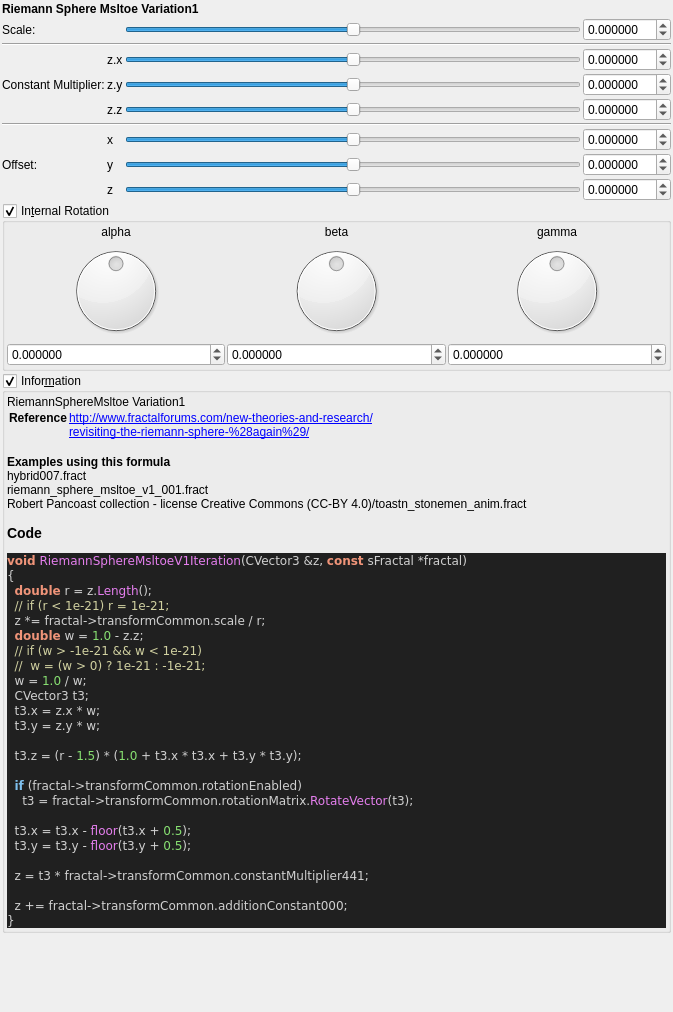
Qt form mandelbulber2/formula/ui/fractal_riemann_sphere_msltoe_v1.ui (buddhi1980/mandelbulber2) before a commit.
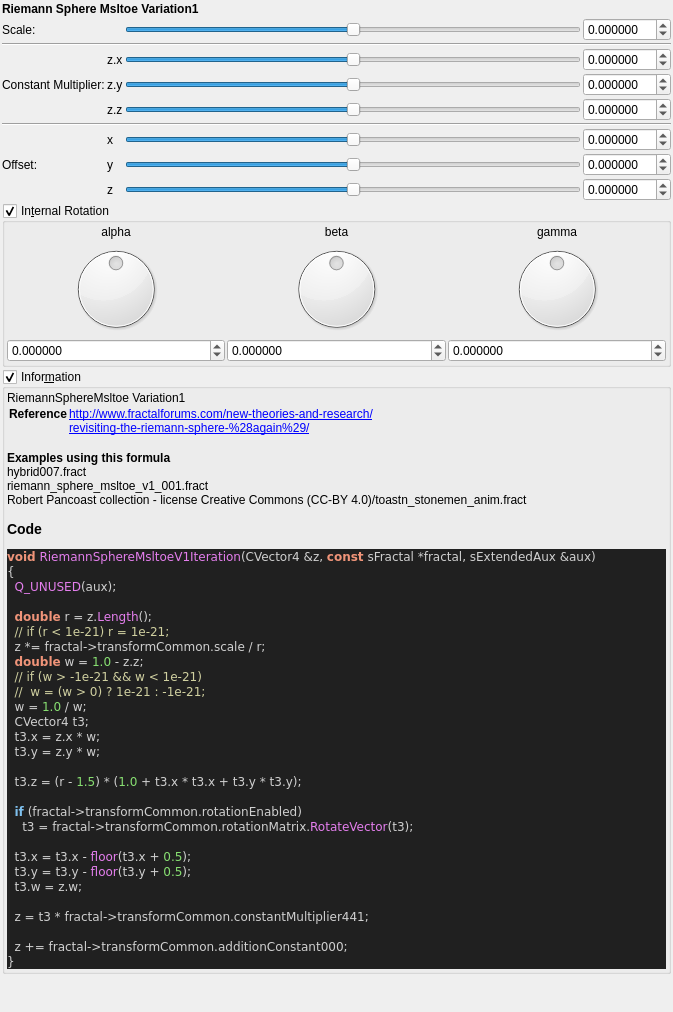
The same form after that commit. Custom widgets are drawn as their Qt base class.

What changed in the file:
```diff
--- a/mandelbulber2/formula/ui/fractal_riemann_sphere_msltoe_v1.ui
+++ b/mandelbulber2/formula/ui/fractal_riemann_sphere_msltoe_v1.ui
@@ -723,8 +723,10 @@
 &lt;/table&gt;
 &lt;br&gt;&lt;b&gt;Examples using this formula&lt;/b&gt;&lt;br&gt;hybrid007.fract&lt;br&gt;riemann_sphere_msltoe_v1_001.fract&lt;br&gt;Robert Pancoast collection - license Creative Commons (CC-BY 4.0)/toastn_stonemen_anim.fract&lt;h3&gt;Code&lt;/h3&gt;
 &lt;body style=&quot;background-color:#202020&quot;&gt;
-&lt;pre style=&quot;color:#d0d0d0; background-color:#202020;  font-family:'Courier New',monospace;&quot;&gt;&lt;span style=&quot;color:#f09479; font-weight:bold&quot;&gt;void&lt;/span&gt; &lt;span style=&quot;color:#e47eed&quot;&gt;RiemannSphereMsltoeV1Iteration&lt;/span&gt;&lt;span style=&quot;color:#d0d0d0&quot;&gt;(&lt;/span&gt;CVector3 &lt;span style=&quot;color:#d0d0d0&quot;&gt;&amp;amp;&lt;/span&gt;z&lt;span style=&quot;color:#d0d0d0&quot;&gt;,&lt;/span&gt; &lt;span style=&quot;color:#f09479; font-weight:bold&quot;&gt;const&lt;/span&gt; sFractal &lt;span style=&quot;color:#d0d0d0&quot;&gt;*&lt;/span&gt;fractal&lt;span style=&quot;color:#d0d0d0&quot;&gt;)&lt;/span&gt;
+&lt;pre style=&quot;color:#d0d0d0; background-color:#202020;  font-family:'Courier New',monospace;&quot;&gt;&lt;span style=&quot;color:#f09479; font-weight:bold&quot;&gt;void&lt;/span&gt; &lt;span style=&quot;color:#e47eed&quot;&gt;RiemannSphereMsltoeV1Iteration&lt;/span&gt;&lt;span style=&quot;color:#d0d0d0&quot;&gt;(&lt;/span&gt;CVector4 &lt;span style=&quot;color:#d0d0d0&quot;&gt;&amp;amp;&lt;/span&gt;z&lt;span style=&quot;color:#d0d0d0&quot;&gt;,&lt;/span&gt; &lt;span style=&quot;color:#f09479; font-weight:bold&quot;&gt;const&lt;/span&gt; sFractal &lt;span style=&quot;color:#d0d0d0&quot;&gt;*&lt;/span&gt;fractal&lt;span style=&quot;color:#d0d0d0&quot;&gt;,&lt;/span&gt; sExtendedAux &lt;span style=&quot;color:#d0d0d0&quot;&gt;&amp;amp;&lt;/span&gt;aux&lt;span style=&quot;color:#d0d0d0&quot;&gt;)&lt;/span&gt;
 &lt;span style=&quot;color:#d0d0d0&quot;&gt;{&lt;/span&gt;
+  &lt;span style=&quot;color:#e47eed&quot;&gt;Q_UNUSED&lt;/span&gt;&lt;span style=&quot;color:#d0d0d0&quot;&gt;(&lt;/span&gt;aux&lt;span style=&quot;color:#d0d0d0&quot;&gt;);&lt;/span&gt;
+
   &lt;span style=&quot;color:#f09479; font-weight:bold&quot;&gt;double&lt;/span&gt; r &lt;span style=&quot;color:#d0d0d0&quot;&gt;=&lt;/span&gt; z&lt;span style=&quot;color:#d0d0d0&quot;&gt;.&lt;/span&gt;&lt;span style=&quot;color:#e47eed&quot;&gt;Length&lt;/span&gt;&lt;span style=&quot;color:#d0d0d0&quot;&gt;();&lt;/span&gt;
   &lt;span style=&quot;color:#d0d0a0&quot;&gt;// if (r &amp;lt; 1e-21) r = 1e-21;&lt;/span&gt;
   z &lt;span style=&quot;color:#d0d0d0&quot;&gt;*=&lt;/span&gt; fractal&lt;span style=&quot;color:#d0d0d0&quot;&gt;-&amp;gt;&lt;/span&gt;transformCommon&lt;span style=&quot;color:#d0d0d0&quot;&gt;.&lt;/span&gt;scale &lt;span style=&quot;color:#d0d0d0&quot;&gt;/&lt;/span&gt; r&lt;span style=&quot;color:#d0d0d0&quot;&gt;;&lt;/span&gt;
@@ -732,7 +734,7 @@
   &lt;span style=&quot;color:#d0d0a0&quot;&gt;// if (w &amp;gt; -1e-21 &amp;amp;&amp;amp; w &amp;lt; 1e-21)&lt;/span&gt;
   &lt;span style=&quot;color:#d0d0a0&quot;&gt;//  w = (w &amp;gt; 0) ? 1e-21 : -1e-21;&lt;/span&gt;
   w &lt;span style=&quot;color:#d0d0d0&quot;&gt;=&lt;/span&gt; &lt;span style=&quot;color:#87df71&quot;&gt;1.0&lt;/span&gt; &lt;span style=&quot;color:#d0d0d0&quot;&gt;/&lt;/span&gt; w&lt;span style=&quot;color:#d0d0d0&quot;&gt;;&lt;/span&gt;
-  CVector3 t3&lt;span style=&quot;color:#d0d0d0&quot;&gt;;&lt;/span&gt;
+  CVector4 t3&lt;span style=&quot;color:#d0d0d0&quot;&gt;;&lt;/span&gt;
   t3&lt;span style=&quot;color:#d0d0d0&quot;&gt;.&lt;/span&gt;x &lt;span style=&quot;color:#d0d0d0&quot;&gt;=&lt;/span&gt; z&lt;span style=&quot;color:#d0d0d0&quot;&gt;.&lt;/span&gt;x &lt;span style=&quot;color:#d0d0d0&quot;&gt;*&lt;/span&gt; w&lt;span style=&quot;color:#d0d0d0&quot;&gt;;&lt;/span&gt;
   t3&lt;span style=&quot;color:#d0d0d0&quot;&gt;.&lt;/span&gt;y &lt;span style=&quot;color:#d0d0d0&quot;&gt;=&lt;/span&gt; z&lt;span style=&quot;color:#d0d0d0&quot;&gt;.&lt;/span&gt;y &lt;span style=&quot;color:#d0d0d0&quot;&gt;*&lt;/span&gt; w&lt;span style=&quot;color:#d0d0d0&quot;&gt;;&lt;/span&gt;
 
@@ -743,6 +745,7 @@
 
   t3&lt;span style=&quot;color:#d0d0d0&quot;&gt;.&lt;/span&gt;x &lt;span style=&quot;color:#d0d0d0&quot;&gt;=&lt;/span&gt; t3&lt;span style=&quot;color:#d0d0d0&quot;&gt;.&lt;/span&gt;x &lt;span style=&quot;color:#d0d0d0&quot;&gt;-&lt;/span&gt; &lt;span style=&quot;color:#e47eed&quot;&gt;floor&lt;/span&gt;&lt;span style=&quot;color:#d0d0d0&quot;&gt;(&lt;/span&gt;t3&lt;span style=&quot;color:#d0d0d0&quot;&gt;.&lt;/span&gt;x &lt;span style=&quot;color:#d0d0d0&quot;&gt;+&lt;/span&gt; &lt;span style=&quot;color:#87df71&quot;&gt;0.5&lt;/span&gt;&lt;span style=&quot;color:#d0d0d0&quot;&gt;);&lt;/span&gt;
   t3&lt;span style=&quot;color:#d0d0d0&quot;&gt;.&lt;/span&gt;y &lt;span style=&quot;color:#d0d0d0&quot;&gt;=&lt;/span&gt; t3&lt;span style=&quot;color:#d0d0d0&quot;&gt;.&lt;/span&gt;y &lt;span style=&quot;color:#d0d0d0&quot;&gt;-&lt;/span&gt; &lt;span style=&quot;color:#e47eed&quot;&gt;floor&lt;/span&gt;&lt;span style=&quot;color:#d0d0d0&quot;&gt;(&lt;/span&gt;t3&lt;span style=&quot;color:#d0d0d0&quot;&gt;.&lt;/span&gt;y &lt;span style=&quot;color:#d0d0d0&quot;&gt;+&lt;/span&gt; &lt;span style=&quot;color:#87df71&quot;&gt;0.5&lt;/span&gt;&lt;span style=&quot;color:#d0d0d0&quot;&gt;);&lt;/span&gt;
+  t3&lt;span style=&quot;color:#d0d0d0&quot;&gt;.&lt;/span&gt;w &lt;span style=&quot;color:#d0d0d0&quot;&gt;=&lt;/span&gt; z&lt;span style=&quot;color:#d0d0d0&quot;&gt;.&lt;/span&gt;w&lt;span style=&quot;color:#d0d0d0&quot;&gt;;&lt;/span&gt;
 
   z &lt;span style=&quot;color:#d0d0d0&quot;&gt;=&lt;/span&gt; t3 &lt;span style=&quot;color:#d0d0d0&quot;&gt;*&lt;/span&gt; fractal&lt;span style=&quot;color:#d0d0d0&quot;&gt;-&amp;gt;&lt;/span&gt;transformCommon&lt;span style=&quot;color:#d0d0d0&quot;&gt;.&lt;/span&gt;constantMultiplier441&lt;span style=&quot;color:#d0d0d0&quot;&gt;;&lt;/span&gt;
 
```
